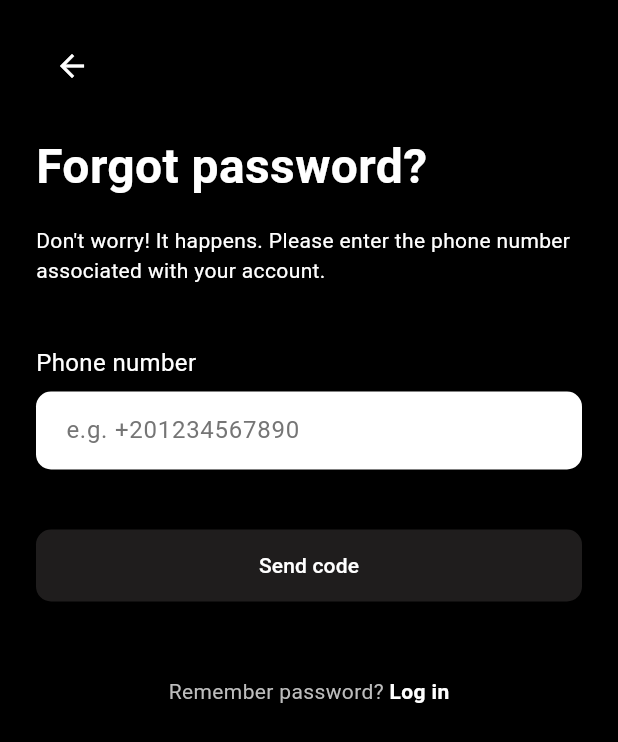
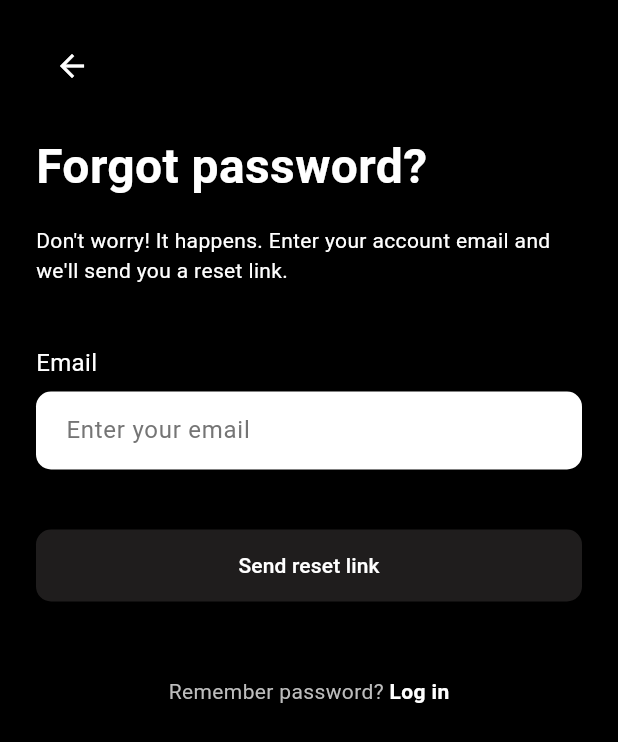
Before and after one commit to NayeraYasser1/amn_app_before_final, a Flutter app: the ForgotPasswordScreen screen opened by its route, on a phone screen of 412 x 824 dp. Shown: the top 742 px of the screen. Run offline on Flutter 3.47's test engine with Material 3 defaults, Android fonts, the phone set to English and light mode, and no system bars; our stand-ins replace cloud_firestore, firebase_auth, firebase_core, firebase_storage, flutter_map, flutter_secure_storage and 6 more; accounts and stored records are empty; network calls fail.

Commit message:
Secure Firestore rules and password reset flow

```diff
--- a/lib/screens/car_information_screen.dart
+++ b/lib/screens/car_information_screen.dart
@@ -85,6 +85,7 @@ class _CarInformationScreenState extends State<CarInformationScreen> {
       final user = FirebaseAuth.instance.currentUser;
       if (user != null) {
         await FirebaseFirestore.instance.collection('users').doc(user.uid).set({
+          'userId': user.uid,
           'carInfo': {
             'model': _carModelController.text.trim(),
             'name': _carNameController.text.trim(),
--- a/lib/screens/driver_license_screen.dart
+++ b/lib/screens/driver_license_screen.dart
@@ -65,6 +65,7 @@ class _DriverLicenseScreenState extends State<DriverLicenseScreen> {
       final user = FirebaseAuth.instance.currentUser;
       if (user != null) {
         await FirebaseFirestore.instance.collection('users').doc(user.uid).set({
+          'userId': user.uid,
           'driverLicenseImagePath': _licenseImagePath,
         }, SetOptions(merge: true));
       }
--- a/lib/screens/forgot_password_screen.dart
+++ b/lib/screens/forgot_password_screen.dart
@@ -1,7 +1,6 @@
 import 'package:flutter/material.dart';
 import 'package:firebase_auth/firebase_auth.dart';
 import 'package:amn_app/widgets/my_buttons.dart';
-import 'verify_code_screen.dart';
 
 class ForgotPasswordScreen extends StatefulWidget {
   const ForgotPasswordScreen({super.key});
@@ -11,35 +10,26 @@ class ForgotPasswordScreen extends StatefulWidget {
 }
 
 class _ForgotPasswordScreenState extends State<ForgotPasswordScreen> {
-  final _phoneController = TextEditingController();
+  final _emailController = TextEditingController();
   bool _isSending = false;
 
   @override
   void dispose() {
-    _phoneController.dispose();
+    _emailController.dispose();
     super.dispose();
   }
 
-  String _normalizePhone(String input) {
-    final trimmed = input.trim();
-    if (trimmed.isEmpty) return '';
-    // Keep a leading '+' if present; remove other non-digits.
-    final hasPlus = trimmed.startsWith('+');
-    final digits = trimmed.replaceAll(RegExp(r'\D'), '');
-    return hasPlus ? '+$digits' : digits;
+  bool _isValidEmail(String email) {
+    return RegExp(r'^[^\s@]+@[^\s@]+\.[^\s@]+$').hasMatch(email);
   }
 
-  Future<void> _sendSmsCode() async {
-    final phone = _normalizePhone(_phoneController.text);
-    if (phone.isEmpty) return;
-    if (!phone.startsWith('+') || phone.length < 9) {
+  Future<void> _sendResetLink() async {
+    final email = _emailController.text.trim();
+    if (!_isValidEmail(email)) {
       ScaffoldMessenger.of(context).showSnackBar(
         const SnackBar(
-          content: Text(
-            'Enter phone in international format, e.g. +201234567890',
-          ),
+          content: Text('Enter a valid email address.'),
           backgroundColor: Colors.orange,
-          duration: Duration(seconds: 4),
         ),
       );
       return;
@@ -47,42 +37,51 @@ class _ForgotPasswordScreenState extends State<ForgotPasswordScreen> {
 
     setState(() => _isSending = true);
     try {
-      await FirebaseAuth.instance.verifyPhoneNumber(
-        phoneNumber: phone,
-        verificationCompleted: (_) {},
-        verificationFailed: (e) {
-          debugPrint(
-            'ForgotPasswordScreen._sendSmsCode verificationFailed: ${e.code} ${e.message}',
-          );
-          if (mounted) {
+      await FirebaseAuth.instance.sendPasswordResetEmail(email: email);
+      if (!mounted) return;
       ScaffoldMessenger.of(context).showSnackBar(
         const SnackBar(
-                content: Text(
-                  'Unable to send verification SMS. Please try again later.',
+          content: Text('Password reset link sent. Check your email.'),
+          backgroundColor: Colors.green,
+          duration: Duration(seconds: 4),
         ),
+      );
+      Navigator.pop(context);
+    } on FirebaseAuthException catch (e) {
+      debugPrint(
+        'ForgotPasswordScreen._sendResetLink failed: ${e.code} ${e.message}',
+      );
+      if (!mounted) return;
+      ScaffoldMessenger.of(context).showSnackBar(
+        SnackBar(
+          content: Text(_resetErrorMessage(e.code)),
           backgroundColor: Colors.red,
         ),
       );
-          }
-        },
-        codeSent: (verificationId, forceResendingToken) {
-          // The SMS dispatch can arrive seconds later; if the user left the
-          // screen, the context is deactivated and pushNamed would throw.
+    } catch (e) {
+      debugPrint('ForgotPasswordScreen._sendResetLink unexpected error: $e');
       if (!mounted) return;
-          Navigator.pushNamed(
-            context,
-            'verify-code',
-            arguments: VerifyCodeArgs.forgotPassword(
-              phone: phone,
-              verificationId: verificationId,
-              resendToken: forceResendingToken,
+      ScaffoldMessenger.of(context).showSnackBar(
+        const SnackBar(
+          content: Text('Unable to send reset link. Please try again later.'),
+          backgroundColor: Colors.red,
         ),
-          );
-        },
-        codeAutoRetrievalTimeout: (_) {},
       );
     } finally {
       if (mounted) setState(() => _isSending = false);
+    }
+  }
+
+  String _resetErrorMessage(String code) {
+    switch (code) {
+      case 'invalid-email':
+        return 'Enter a valid email address.';
+      case 'user-disabled':
+        return 'This account is disabled. Contact support for help.';
+      case 'too-many-requests':
+        return 'Too many attempts. Please wait a bit and try again.';
+      default:
+        return 'Unable to send reset link. Please try again later.';
     }
   }
 
@@ -125,27 +124,30 @@ class _ForgotPasswordScreenState extends State<ForgotPasswordScreen> {
               const Align(
                 alignment: Alignment.centerLeft,
                 child: Text(
-                  "Don't worry! It happens. Please enter the phone number associated with your account.",
+                  "Don't worry! It happens. Enter your account email and we'll send you a reset link.",
                   style: TextStyle(fontSize: 14, color: Colors.white),
                 ),
               ),
               const SizedBox(height: 40),
 
-              // Phone number Field
+              // Email Field
               const Align(
                 alignment: Alignment.centerLeft,
                 child: Text(
-                  "Phone number",
+                  "Email",
                   style: TextStyle(fontSize: 16, color: Colors.white),
                 ),
               ),
               const SizedBox(height: 8),
               TextField(
-                controller: _phoneController,
-                keyboardType: TextInputType.phone,
+                controller: _emailController,
+                keyboardType: TextInputType.emailAddress,
+                textInputAction: TextInputAction.done,
+                autocorrect: false,
+                enableSuggestions: false,
                 style: const TextStyle(color: Colors.black),
                 decoration: InputDecoration(
-                  hintText: "e.g. +201234567890",
+                  hintText: "Enter your email",
                   hintStyle: TextStyle(color: Colors.grey[600]),
                   filled: true,
                   fillColor: Colors.white,
@@ -161,15 +163,15 @@ class _ForgotPasswordScreenState extends State<ForgotPasswordScreen> {
               ),
               const SizedBox(height: 30),
 
-              // Send code Button
+              // Send reset link Button
               _isSending
                   ? const Center(
                       child: CircularProgressIndicator(color: Colors.white),
                     )
                   : MyButton(
                       color: const Color(0xFF1F1D1D),
-                      title: "Send code",
-                      onPressed: _sendSmsCode,
+                      title: "Send reset link",
+                      onPressed: _sendResetLink,
                     ),
               const SizedBox(height: 40),
 
--- a/lib/screens/verify_code_screen.dart
+++ b/lib/screens/verify_code_screen.dart
@@ -6,12 +6,8 @@ import 'package:cloud_firestore/cloud_firestore.dart';
 import 'package:image_picker/image_picker.dart';
 import 'package:amn_app/services/cloudinary_service.dart';
 import 'dart:io';
-import 'reset_password_screen.dart';
-
-enum VerifyFlow { signup, forgotPassword }
 
 class VerifyCodeArgs {
-  final VerifyFlow flow;
   final String phone;
   final String verificationId;
   final int? resendToken;
@@ -29,7 +25,6 @@ class VerifyCodeArgs {
   final String? selectedCarColor;
 
   const VerifyCodeArgs._({
-    required this.flow,
     required this.phone,
     required this.verificationId,
     required this.resendToken,
@@ -60,7 +55,6 @@ class VerifyCodeArgs {
     String? plateNumber,
     String? selectedCarColor,
   }) : this._(
-         flow: VerifyFlow.signup,
          phone: phone,
          verificationId: verificationId,
          resendToken: resendToken,
@@ -74,17 +68,6 @@ class VerifyCodeArgs {
          selectedCarModel: selectedCarModel,
          plateNumber: plateNumber,
          selectedCarColor: selectedCarColor,
-       );
-
-  const VerifyCodeArgs.forgotPassword({
-    required String phone,
-    String verificationId = '',
-    int? resendToken,
-  }) : this._(
-         flow: VerifyFlow.forgotPassword,
-         phone: phone,
-         verificationId: verificationId,
-         resendToken: resendToken,
        );
 }
 
@@ -240,7 +223,6 @@ class _VerifyCodeScreenState extends State<VerifyCodeScreen> {
         throw Exception('No user after verification.');
       }
 
-      if (widget.args.flow == VerifyFlow.signup) {
       final email = widget.args.email!;
       final password = widget.args.password!;
 
@@ -317,8 +299,7 @@ class _VerifyCodeScreenState extends State<VerifyCodeScreen> {
 
       // Update Firebase Authentication user profile
       final displayName =
-            '${widget.args.firstName ?? ''} ${widget.args.lastName ?? ''}'
-                .trim();
+          '${widget.args.firstName ?? ''} ${widget.args.lastName ?? ''}'.trim();
       if (displayName.isNotEmpty) {
         await user.updateDisplayName(displayName);
       }
@@ -334,7 +315,6 @@ class _VerifyCodeScreenState extends State<VerifyCodeScreen> {
         'lastName': widget.args.lastName,
         'email': email.trim(),
         'phone': widget.args.phone,
-          'phone_verified': true,
         'profileImage': profilePictureUrl, // Cloudinary URL
         'licenseImage': driverUrl, // Cloudinary URL (driver license)
         'carLicenseImage': carUrl, // Cloudinary URL (car license)
@@ -359,15 +339,6 @@ class _VerifyCodeScreenState extends State<VerifyCodeScreen> {
       );
       Navigator.pushNamedAndRemoveUntil(context, 'home', (route) => false);
       return;
-      }
-
-      // Forgot password (Firebase-only): after OTP, user is signed in -> allow updating password.
-      if (!mounted) return;
-      Navigator.pushNamed(
-        context,
-        'reset-password',
-        arguments: const ResetPasswordArgs.forgotPassword(),
-      );
     } on FirebaseAuthException catch (e) {
       debugPrint(
         'VerifyCodeScreen._verify FirebaseAuthException: ${e.code} ${e.message}',
--- a/lib/services/emergency_history_service.dart
+++ b/lib/services/emergency_history_service.dart
@@ -2,6 +2,7 @@ import 'dart:async';
 import 'dart:convert';
 
 import 'package:cloud_firestore/cloud_firestore.dart';
+import 'package:firebase_auth/firebase_auth.dart';
 import 'package:shared_preferences/shared_preferences.dart';
 
 import '../models/emergency_event.dart';
@@ -59,8 +60,12 @@ class EmergencyHistoryService {
 
     await _saveLocalEvent(event);
 
+    final user = FirebaseAuth.instance.currentUser;
+    if (user == null) return;
+
     try {
       await _collection.add({
+        'userId': user.uid,
         'type': type,
         'title': title,
         'description': description,
```
Also changed, not shown: lib/main.dart (+4 -4 lines), lib/screens/email_verification_screen.dart (+0 -11 lines), firebase.json, 1 other file. Lines whose indentation alone changed are shown as unchanged.
